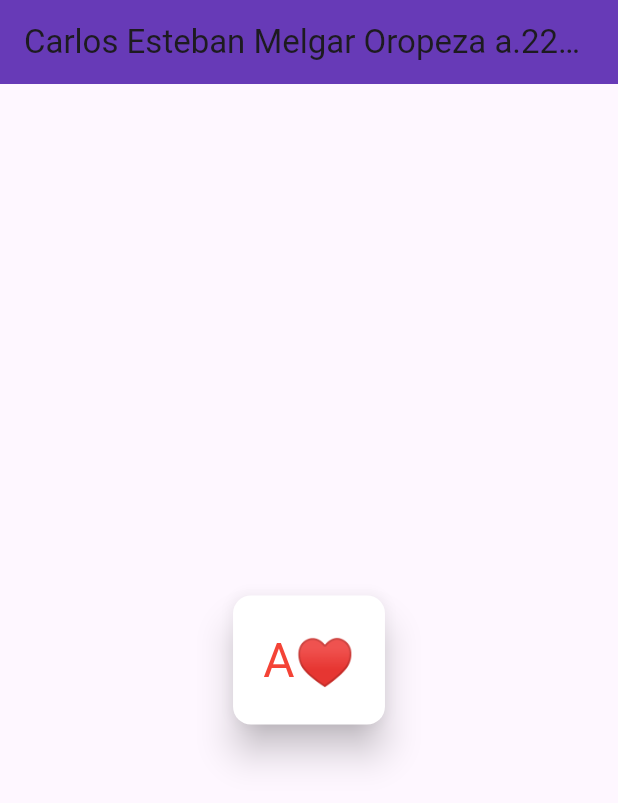
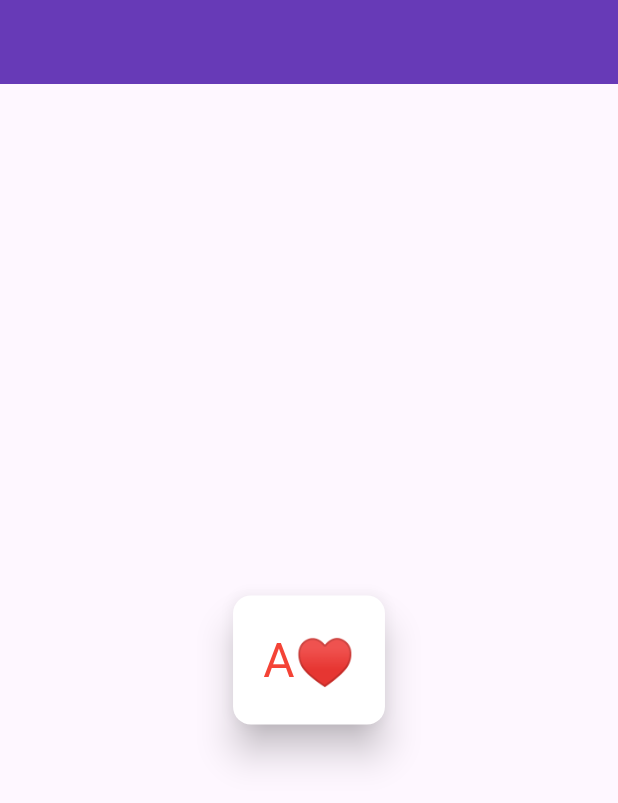
Before and after one commit to DianaLeyva/act2_colecciones_1071, a Flutter app: the screen it shows after launch, on a phone screen of 412 x 824 dp. Shown: the top 803 px of the screen. Run offline on Flutter 3.47's test engine with Material 3 defaults, Android fonts, the phone set to English and light mode, and no system bars.

Commit message:
Update main.dart

```diff
--- a/trabajo-2-main/lib/main.dart
+++ b/trabajo-2-main/lib/main.dart
@@ -21,7 +21,7 @@ class MyApp extends StatelessWidget {
       debugShowCheckedModeBanner: false, // Oculta el banner de Debug
       home: Scaffold(
         appBar: AppBar(
-          title: Text('Carlos Esteban Melgar Oropeza a.22308051281079'),
+          title: Text(''),
           backgroundColor: appBarColor, // Color personalizado
           centerTitle: true,
         ),
```
